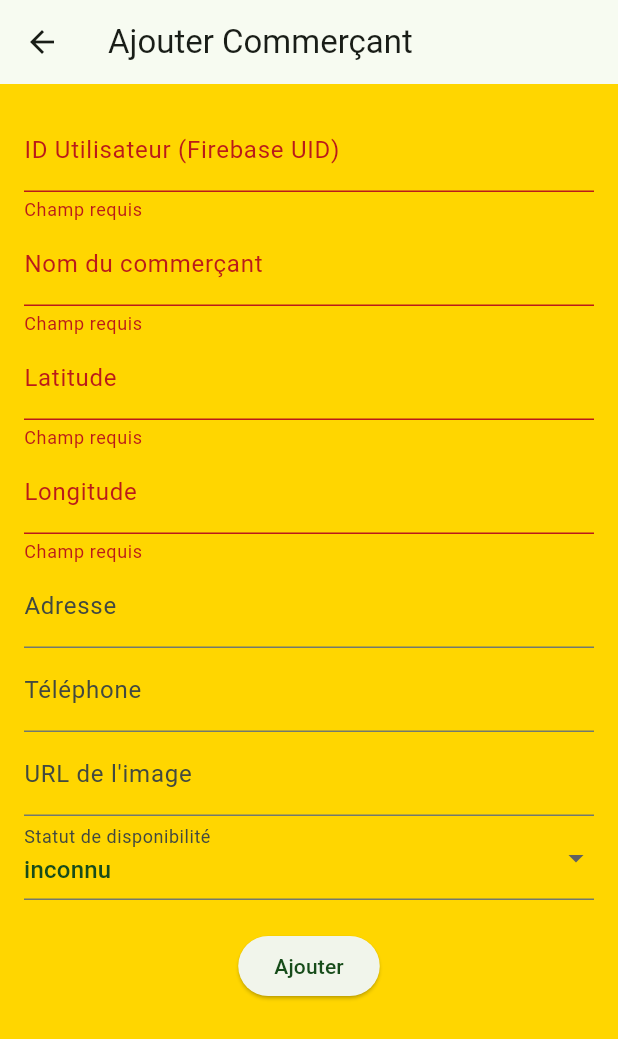
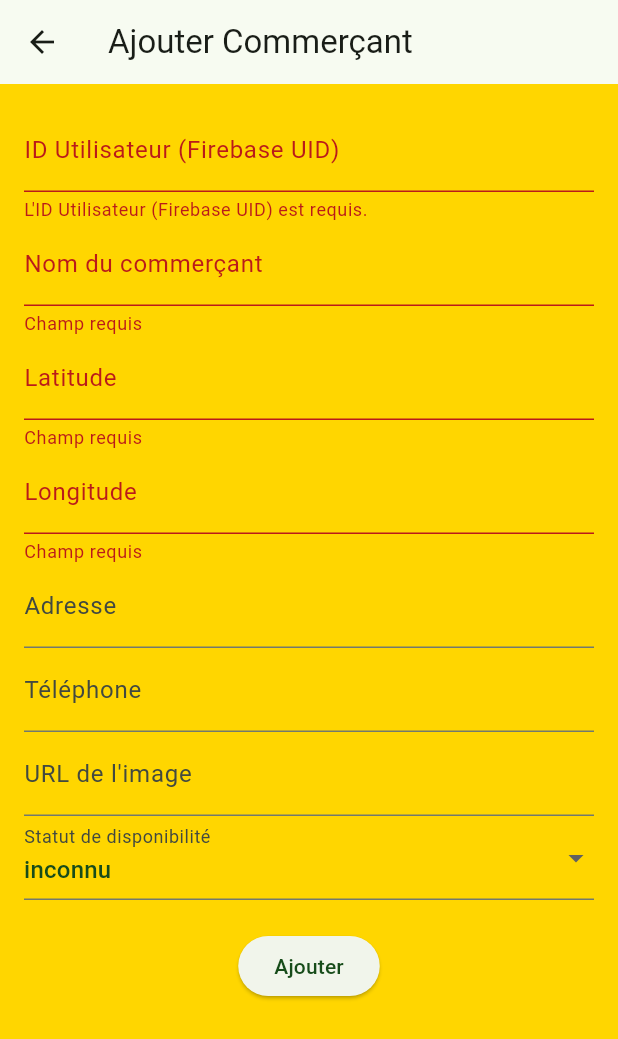
Before and after one commit to ericdzik/Locacharge, a Flutter app: the AddEditCommercantScreen screen opened directly, after a tap on "Ajouter", on a phone screen of 412 x 824 dp. Shown: the top 1039 px of the screen. Run offline on Flutter 3.47's test engine with Material 3 defaults, Android fonts, the phone set to English and light mode, and no system bars; our stand-ins replace cloud_firestore, firebase_auth, firebase_core, flutter_map, geolocator, go_router and 3 more; accounts and stored records are empty.

Commit message:
fix: Ensure correct userId handling in CommercantModel and related screens
- Added 'userId' field to CommercantModel to store the associated Firebase User UID, distinct from the Firestore document ID.
- Updated CommercantModel's constructor, fromMap, toMap, toMapWithoutId, and copyWith methods to include 'userId'.
- Verified and adjusted _DevenirCommercantForm to correctly set the 'userId' field when creating a new merchant profile.
- Updated AddEditCommercantScreen (admin) to correctly initialize and save the 'userId', and to distinguish between document ID and userId.
- Verified EditCommercantScreen (merchant) to ensure 'userId' is preserved during updates.

This change addresses the issue where merchant data might not be found after creation/update due to incorrect ID lookups, by ensuring a consistent 'userId' field is used for linking users to merchant profiles.

```diff
--- a/lib/core/models/commercant_model.dart
+++ b/lib/core/models/commercant_model.dart
@@ -20,7 +20,8 @@ enum TypeCommercant {
 }
 
 class CommercantModel {
-  final String id;
+  final String id; // ID du document Firestore
+  final String userId; // UID de l'utilisateur Firebase associé
   final String nom;
   final String? description;
   final LocalisationModel localisation;
@@ -40,6 +41,7 @@ class CommercantModel {
 
   CommercantModel({
     required this.id,
+    required this.userId,
     required this.nom,
     this.description,
     required this.localisation,
@@ -61,7 +63,8 @@ class CommercantModel {
   // Méthode pour la sérialisation/désérialisation Firestore
   factory CommercantModel.fromMap(String id, Map<String, dynamic> data) {
     return CommercantModel(
-      id: id,
+      id: id, // ID du document
+      userId: data['userId'] as String? ?? '', // Lire le userId, fournir une valeur par défaut si manquant
       nom: data['nom'] as String,
       description: data['description'] as String?,
       localisation: LocalisationModel.fromMap(
@@ -96,6 +99,7 @@ class CommercantModel {
 
   Map<String, dynamic> toMap() {
     return {
+      'userId': userId, // Ajouter userId au map
       'nom': nom,
       if (description != null) 'description': description,
       'localisation': localisation.toMap(),
@@ -117,6 +121,8 @@ class CommercantModel {
 
   Map<String, dynamic> toMapWithoutId() {
     return {
+      // id est omis car auto-généré par Firestore lors de add()
+      'userId': userId, // Ajouter userId au map
       'nom': nom,
       if (description != null) 'description': description,
       'localisation': localisation.toMap(),
@@ -191,6 +197,7 @@ class CommercantModel {
 
   CommercantModel copyWith({
     String? id,
+    String? userId,
     String? nom,
     String? description,
     LocalisationModel? localisation,
@@ -210,6 +217,7 @@ class CommercantModel {
   }) {
     return CommercantModel(
       id: id ?? this.id,
+      userId: userId ?? this.userId,
       nom: nom ?? this.nom,
       description: description ?? this.description,
       localisation: localisation ?? this.localisation,
--- a/lib/features/admin/screens/add_edit_commercant_screen.dart
+++ b/lib/features/admin/screens/add_edit_commercant_screen.dart
@@ -42,8 +42,8 @@ class _AddEditCommercantScreenState extends State<AddEditCommercantScreen> {
   void initState() {
     super.initState();
     _nomController = TextEditingController(text: widget.commercantToEdit?.nom);
-    _userIdController = TextEditingController(
-        text: widget.commercantToEdit?.id); // ID du commerçant est l'UID
+    // Initialiser avec le champ userId du CommercantModel
+    _userIdController = TextEditingController(text: widget.commercantToEdit?.userId);
     _latController = TextEditingController(
         text: widget.commercantToEdit?.localisation.latitude.toString());
     _lonController = TextEditingController(
@@ -92,6 +92,19 @@ class _AddEditCommercantScreenState extends State<AddEditCommercantScreen> {
     // SIMPLIFICATION: Création du compte Firebase Auth et du document user associé est un TODO.
     // On suppose que l'UID fourni dans _userIdController existe déjà dans Firebase Auth
     // et a un document dans la collection 'users' avec UserRole.commercant.
+    // L'ID du document commerçant sera soit celui existant, soit un nouveau si widget.commercantToEdit est null.
+
+    final String commercantDocId = widget.commercantToEdit?.id ?? FirebaseFirestore.instance.collection('commercants').doc().id;
+    final String commercantUserId = _userIdController.text.trim();
+
+    if (commercantUserId.isEmpty) {
+      if (mounted) {
+        ScaffoldMessenger.of(context).showSnackBar(
+            const SnackBar(content: Text("L'ID Utilisateur (Firebase UID) est requis et ne peut être vide.")));
+        setState(() => _isLoading = false);
+      }
+      return;
+    }
 
     final localisation = LocalisationModel(
       latitude: double.parse(_latController.text),
@@ -101,17 +114,14 @@ class _AddEditCommercantScreenState extends State<AddEditCommercantScreen> {
 
     // TODO: Ajouter une UI pour gérer les horaires
     final horaires = widget.commercantToEdit?.horaires ??
-        <HoraireModel>[
-          // Horaire par défaut si nouveau, à améliorer
-          HoraireModel(
-              jour: "Lundi-Vendredi", ouverture: "09:00", fermeture: "18:00")
-        ];
+        <HoraireModel>[HoraireModel(jour: "Lundi-Vendredi", ouverture: "09:00", fermeture: "18:00")];
 
     final commercant = CommercantModel(
-      id: _userIdController.text.trim(), // UID de l'utilisateur Firebase
+      id: commercantDocId, // ID du document Firestore
+      userId: commercantUserId, // UID de l'utilisateur Firebase
       nom: _nomController.text,
       localisation: localisation,
-      horaires: horaires, // Horaires à gérer
+      horaires: horaires,
       telephone: _telController.text,
       imageUrl: _imageUrlController.text,
       statutDisponibilite: _statutDisponibilite,
@@ -162,10 +172,13 @@ class _AddEditCommercantScreenState extends State<AddEditCommercantScreen> {
                       controller: _userIdController,
                       decoration: const InputDecoration(
                           labelText: 'ID Utilisateur (Firebase UID)'),
-                      validator: (value) =>
-                          value!.isEmpty ? 'Champ requis' : null,
-                      enabled: widget.commercantToEdit ==
-                          null, // Non modifiable si édition
+                      validator: (value) {
+                        if (value == null || value.trim().isEmpty) {
+                          return 'L\'ID Utilisateur (Firebase UID) est requis.';
+                        }
+                        return null;
+                      },
+                      // enabled: widget.commercantToEdit == null, // L'admin pourrait avoir besoin de le changer
                     ),
                     TextFormField(
                       controller: _nomController,
```
